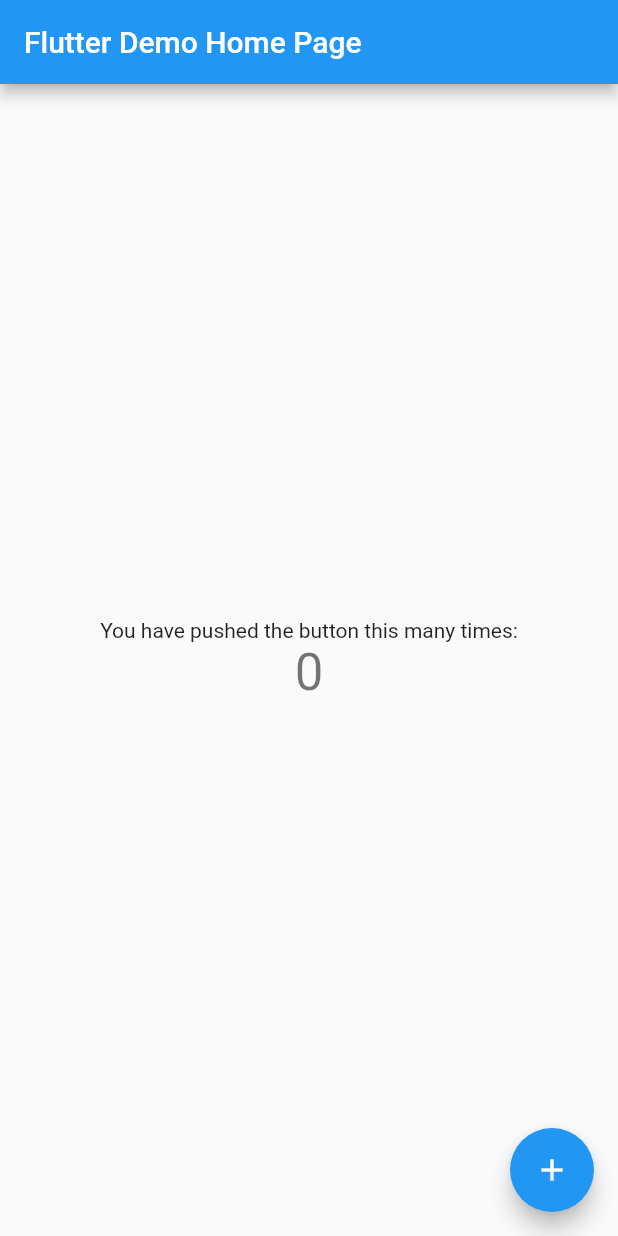
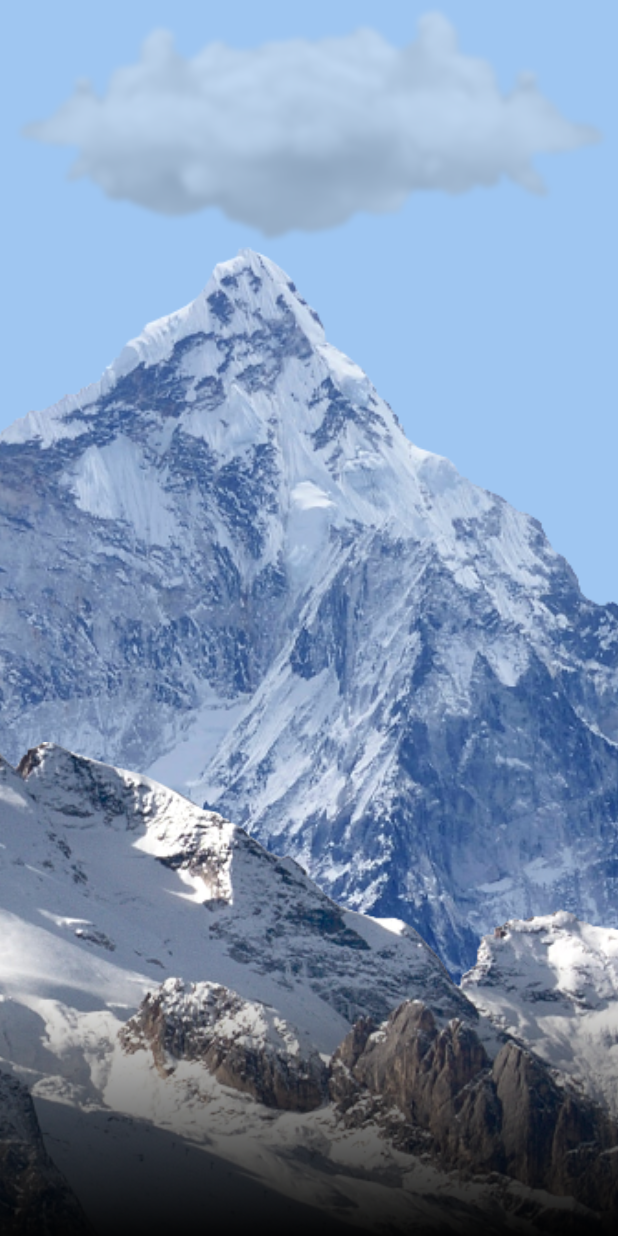
Before and after one commit to JKPK/weekly_flutter_challenge_3_principle_fake_3d, a Flutter app: the screen it shows after launch, on a phone screen of 412 x 824 dp. Run offline on Flutter 3.47's test engine with Material 2 defaults, Android fonts, the phone set to English and light mode, and no system bars.

Commit message:
Added image assets and composed basic page.

```diff
--- a/lib/main.dart
+++ b/lib/main.dart
@@ -1,111 +1,27 @@
 import 'package:flutter/material.dart';
+import 'package:flutter/services.dart';
 
-void main() => runApp(MyApp());
+import 'pages/mountains_page.dart';
+
+void main() {
+  SystemChrome.setPreferredOrientations([
+    DeviceOrientation.portraitUp,
+    DeviceOrientation.portraitDown,
+  ]).then((_) {
+    runApp(MyApp());
+  });
+}
 
 class MyApp extends StatelessWidget {
-  // This widget is the root of your application.
   @override
   Widget build(BuildContext context) {
     return MaterialApp(
-      title: 'Flutter Demo',
+      title: 'Weekly Flutter Challenge 3',
       theme: ThemeData(
-        // This is the theme of your application.
-        //
-        // Try running your application with "flutter run". You'll see the
-        // application has a blue toolbar. Then, without quitting the app, try
-        // changing the primarySwatch below to Colors.green and then invoke
-        // "hot reload" (press "r" in the console where you ran "flutter run",
-        // or simply save your changes to "hot reload" in a Flutter IDE).
-        // Notice that the counter didn't reset back to zero; the application
-        // is not restarted.
         primarySwatch: Colors.blue,
       ),
-      home: MyHomePage(title: 'Flutter Demo Home Page'),
+      debugShowCheckedModeBanner: false,
+      home: MountainsPage(),
     );
   }
 }
-
-class MyHomePage extends StatefulWidget {
-  MyHomePage({Key key, this.title}) : super(key: key);
-
-  // This widget is the home page of your application. It is stateful, meaning
-  // that it has a State object (defined below) that contains fields that affect
-  // how it looks.
-
-  // This class is the configuration for the state. It holds the values (in this
-  // case the title) provided by the parent (in this case the App widget) and
-  // used by the build method of the State. Fields in a Widget subclass are
-  // always marked "final".
-
-  final String title;
-
-  @override
-  _MyHomePageState createState() => _MyHomePageState();
-}
-
-class _MyHomePageState extends State<MyHomePage> {
-  int _counter = 0;
-
-  void _incrementCounter() {
-    setState(() {
-      // This call to setState tells the Flutter framework that something has
-      // changed in this State, which causes it to rerun the build method below
-      // so that the display can reflect the updated values. If we changed
-      // _counter without calling setState(), then the build method would not be
-      // called again, and so nothing would appear to happen.
-      _counter++;
-    });
-  }
-
-  @override
-  Widget build(BuildContext context) {
-    // This method is rerun every time setState is called, for instance as done
-    // by the _incrementCounter method above.
-    //
-    // The Flutter framework has been optimized to make rerunning build methods
-    // fast, so that you can just rebuild anything that needs updating rather
-    // than having to individually change instances of widgets.
-    return Scaffold(
-      appBar: AppBar(
-        // Here we take the value from the MyHomePage object that was created by
-        // the App.build method, and use it to set our appbar title.
-        title: Text(widget.title),
-      ),
-      body: Center(
-        // Center is a layout widget. It takes a single child and positions it
-        // in the middle of the parent.
-        child: Column(
-          // Column is also a layout widget. It takes a list of children and
-          // arranges them vertically. By default, it sizes itself to fit its
-          // children horizontally, and tries to be as tall as its parent.
-          //
-          // Invoke "debug painting" (press "p" in the console, choose the
-          // "Toggle Debug Paint" action from the Flutter Inspector in Android
-          // Studio, or the "Toggle Debug Paint" command in Visual Studio Code)
-          // to see the wireframe for each widget.
-          //
-          // Column has various properties to control how it sizes itself and
-          // how it positions its children. Here we use mainAxisAlignment to
-          // center the children vertically; the main axis here is the vertical
-          // axis because Columns are vertical (the cross axis would be
-          // horizontal).
-          mainAxisAlignment: MainAxisAlignment.center,
-          children: <Widget>[
-            Text(
-              'You have pushed the button this many times:',
-            ),
-            Text(
-              '$_counter',
-              style: Theme.of(context).textTheme.display1,
-            ),
-          ],
-        ),
-      ),
-      floatingActionButton: FloatingActionButton(
-        onPressed: _incrementCounter,
-        tooltip: 'Increment',
-        child: Icon(Icons.add),
-      ), // This trailing comma makes auto-formatting nicer for build methods.
-    );
-  }
-}
--- /dev/null
+++ b/lib/pages/mountains_page.dart
@@ -0,0 +1,25 @@
+import 'package:flutter/material.dart';
+import 'package:flutter/services.dart';
+
+import '../styleguide.dart';
+import '../widgets/cloud.dart';
+import '../widgets/mountain_back.dart';
+import '../widgets/mountain_front.dart';
+
+class MountainsPage extends StatelessWidget {
+  @override
+  Widget build(BuildContext context) {
+    SystemChrome.setEnabledSystemUIOverlays([]);
+    return Stack(
+      children: <Widget>[
+        Container(
+          decoration: BoxDecoration(color: skyBlue),
+          child: null,
+        ),
+        Cloud(),
+        MountainBack(),
+        MountainFront(),
+      ],
+    );
+  }
+}
--- /dev/null
+++ b/lib/styleguide.dart
@@ -0,0 +1,3 @@
+import 'package:flutter/material.dart';
+
+const Color skyBlue = Color(0xFF9FC6F1);
--- /dev/null
+++ b/lib/widgets/cloud.dart
@@ -0,0 +1,27 @@
+import 'dart:ui';
+
+import 'package:flutter/material.dart';
+
+class Cloud extends StatelessWidget {
+  @override
+  Widget build(BuildContext context) {
+    return Positioned(
+      child: Stack(
+        children: <Widget>[
+          Opacity(
+            opacity: 0.4,
+            child: Image(
+              image: AssetImage('assets/images/cloud.png'),
+            ),
+          ),
+          Positioned.fill(
+            child: BackdropFilter(
+              filter: ImageFilter.blur(sigmaX: 2, sigmaY: 2),
+              child: Container(color: Colors.black.withOpacity(0)),
+            ),
+          ),
+        ],
+      ),
+    );
+  }
+}
--- /dev/null
+++ b/lib/widgets/mountain_back.dart
@@ -0,0 +1,16 @@
+import 'package:flutter/material.dart';
+
+class MountainBack extends StatelessWidget {
+  @override
+  Widget build(BuildContext context) {
+    return Positioned(
+      bottom: 0,
+      right: -400,
+      child: Image(
+        height: MediaQuery.of(context).size.height*.8,
+        fit: BoxFit.cover,
+        image: AssetImage('assets/images/mountain_back.png'),
+      ),
+    );
+  }
+}
--- /dev/null
+++ b/lib/widgets/mountain_front.dart
@@ -0,0 +1,16 @@
+import 'package:flutter/material.dart';
+
+class MountainFront extends StatelessWidget {
+  @override
+  Widget build(BuildContext context) {
+    return Positioned(
+      bottom:0,
+      right:-400,
+      child: Image(
+         height: MediaQuery.of(context).size.height*.4,
+        fit: BoxFit.cover,
+        image: AssetImage('assets/images/mountain_front.png'),
+      ),
+    );
+  }
+}
```
Also changed, not shown: pubspec.yaml (+7 -43 lines), assets/images/cloud.png (added), assets/images/mountain_back.png (added), assets/images/mountain_front.png (added), 1 other file.
